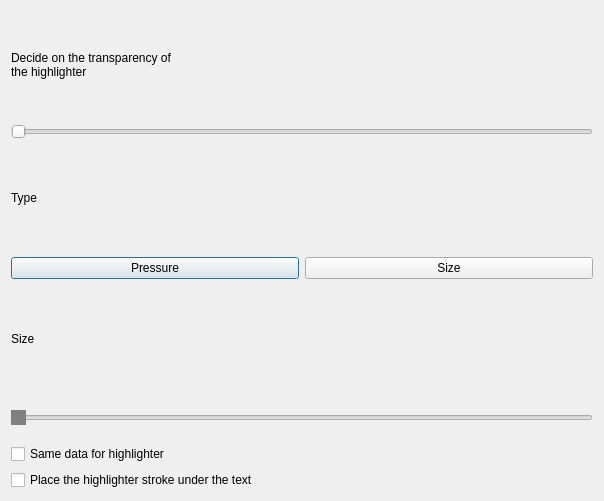
The window that src/touch/highlighter/ui_highlighter.ui (giacomogroppi/writernote-qt) describes before a commit, drawn with Qt 5.
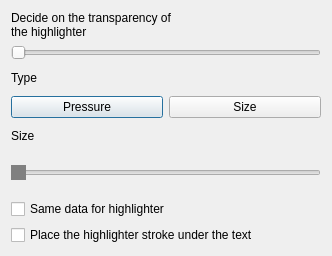
The same window after the commit.

What changed in the file:
```diff
--- a/src/touch/highlighter/ui_highlighter.ui
+++ b/src/touch/highlighter/ui_highlighter.ui
@@ -6,14 +6,14 @@
    <rect>
     <x>0</x>
     <y>0</y>
-    <width>604</width>
-    <height>501</height>
+    <width>332</width>
+    <height>256</height>
    </rect>
   </property>
   <property name="maximumSize">
    <size>
-    <width>9999</width>
-    <height>9999</height>
+    <width>332</width>
+    <height>256</height>
    </size>
   </property>
   <property name="windowTitle">
```
